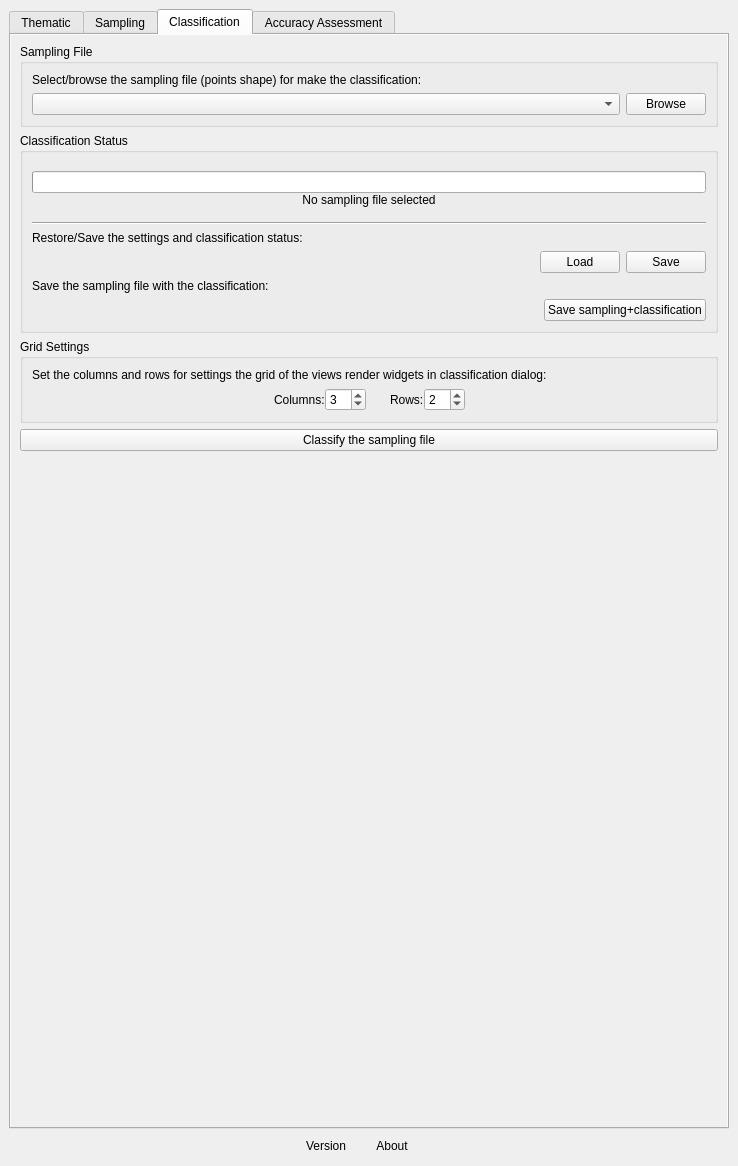
This is ui/acatama_dockwidget.ui in SMByC/AcATaMa as Qt 5 draws it before an edit. The edited form follows.
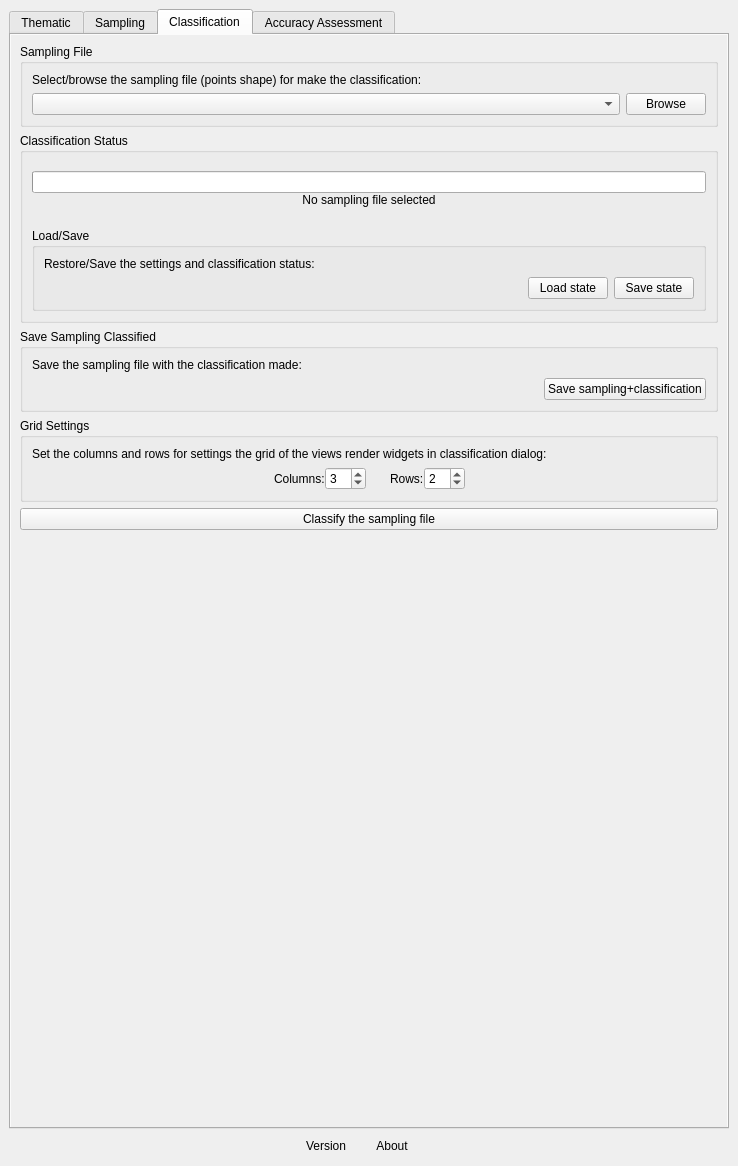
This is the edited form. The open tabs and pages were chosen to show the change. Custom widgets are drawn as their Qt base class.

Commit message: Some UI adjusts in classification tab

Patch:
```diff
--- a/ui/acatama_dockwidget.ui
+++ b/ui/acatama_dockwidget.ui
@@ -977,12 +977,27 @@
                 </widget>
                </item>
                <item>
-                <widget class="Line" name="line">
+                <spacer name="verticalSpacer_6">
                  <property name="orientation">
-                  <enum>Qt::Horizontal</enum>
+                  <enum>Qt::Vertical</enum>
                  </property>
-                </widget>
+                 <property name="sizeType">
+                  <enum>QSizePolicy::Fixed</enum>
+                 </property>
+                 <property name="sizeHint" stdset="0">
+                  <size>
+                   <width>20</width>
+                   <height>6</height>
+                  </size>
+                 </property>
+                </spacer>
                </item>
+               <item>
+                <widget class="QGroupBox" name="groupBox_3">
+                 <property name="title">
+                  <string>Load/Save</string>
+                 </property>
+                 <layout class="QVBoxLayout" name="verticalLayout_29">
                <item>
                 <widget class="QLabel" name="label_3">
                  <property name="sizePolicy">
@@ -1024,20 +1039,32 @@
                   <item>
                    <widget class="QPushButton" name="QPBtn_loadClassificationConfig">
                     <property name="text">
-                     <string>Load</string>
+                        <string>Load state</string>
                     </property>
                    </widget>
                   </item>
                   <item>
                    <widget class="QPushButton" name="QPBtn_saveClassificationConfig">
                     <property name="text">
-                     <string>Save</string>
+                        <string>Save state</string>
                     </property>
                    </widget>
                   </item>
                  </layout>
                 </widget>
                </item>
+                 </layout>
+                </widget>
+               </item>
+              </layout>
+             </widget>
+            </item>
+            <item>
+             <widget class="QGroupBox" name="QGBox_saveSamplingClassified">
+              <property name="title">
+               <string>Save Sampling Classified</string>
+              </property>
+              <layout class="QVBoxLayout" name="verticalLayout_30">
                <item>
                 <widget class="QLabel" name="label_4">
                  <property name="sizePolicy">
@@ -1047,7 +1074,7 @@
                   </sizepolicy>
                  </property>
                  <property name="text">
-                  <string>Save the sampling file with the classification:</string>
+                  <string>Save the sampling file with the classification made:</string>
                  </property>
                  <property name="alignment">
                   <set>Qt::AlignJustify|Qt::AlignVCenter</set>
```
Lines whose indentation alone changed are shown as unchanged. The commit also changes 2 other files.
